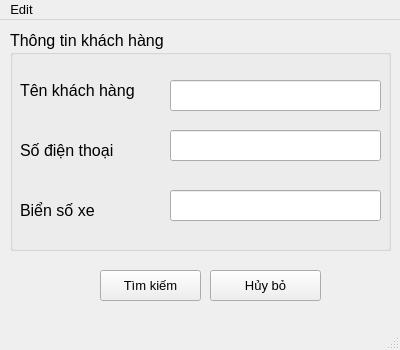
Before: the Qt Designer form GUI/GUIsearch.ui in Vuchauduytung/LuanVan, drawn with Qt 5.
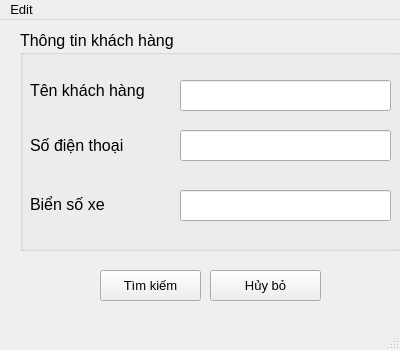
After: the same form once the commit is applied.

Commit message: GUIsearch.json xem thử

The edit to the form file:
```diff
--- a/GUI/GUIsearch.ui
+++ b/GUI/GUIsearch.ui
@@ -22,7 +22,7 @@
    <widget class="QGroupBox" name="groupBox">
     <property name="geometry">
      <rect>
-      <x>10</x>
+      <x>20</x>
       <y>10</y>
       <width>381</width>
       <height>221</height>
@@ -58,9 +58,9 @@
      <property name="geometry">
       <rect>
        <x>10</x>
-       <y>110</y>
+       <y>100</y>
        <width>142</width>
-       <height>20</height>
+       <height>31</height>
       </rect>
      </property>
      <property name="font">
@@ -76,9 +76,9 @@
      <property name="geometry">
       <rect>
        <x>10</x>
-       <y>170</y>
+       <y>159</y>
        <width>142</width>
-       <height>20</height>
+       <height>31</height>
       </rect>
      </property>
      <property name="font">
```
Left out of the diff: 18 changed lines with no effect on the pictures. The commit also changes 5 other files.
